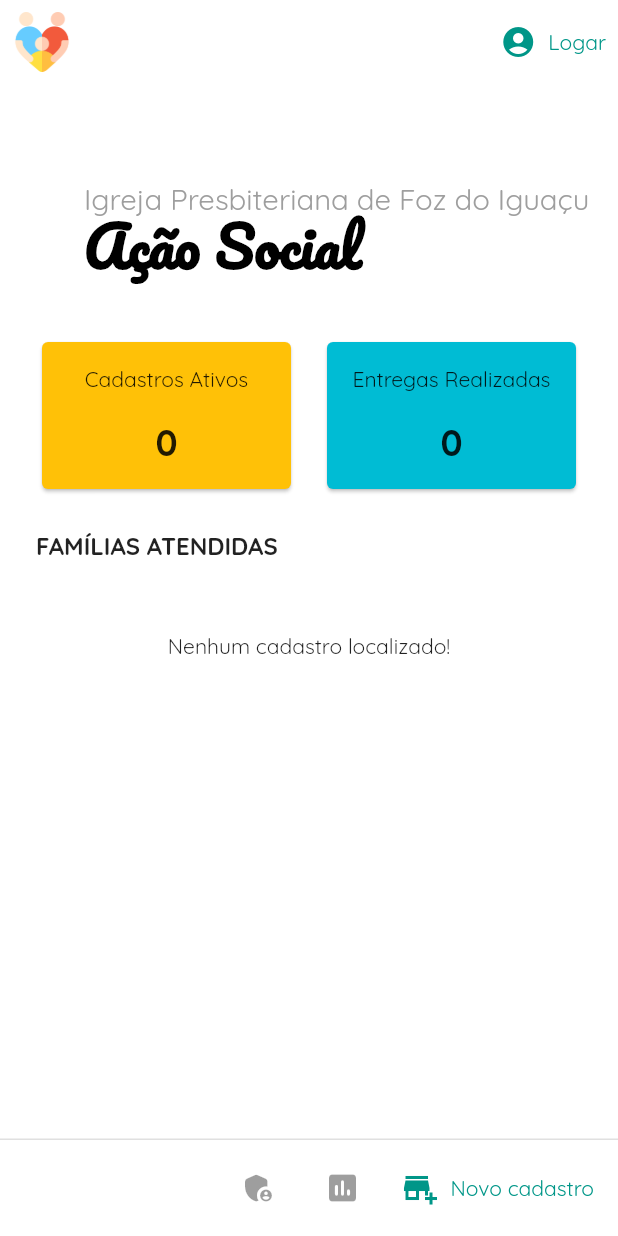
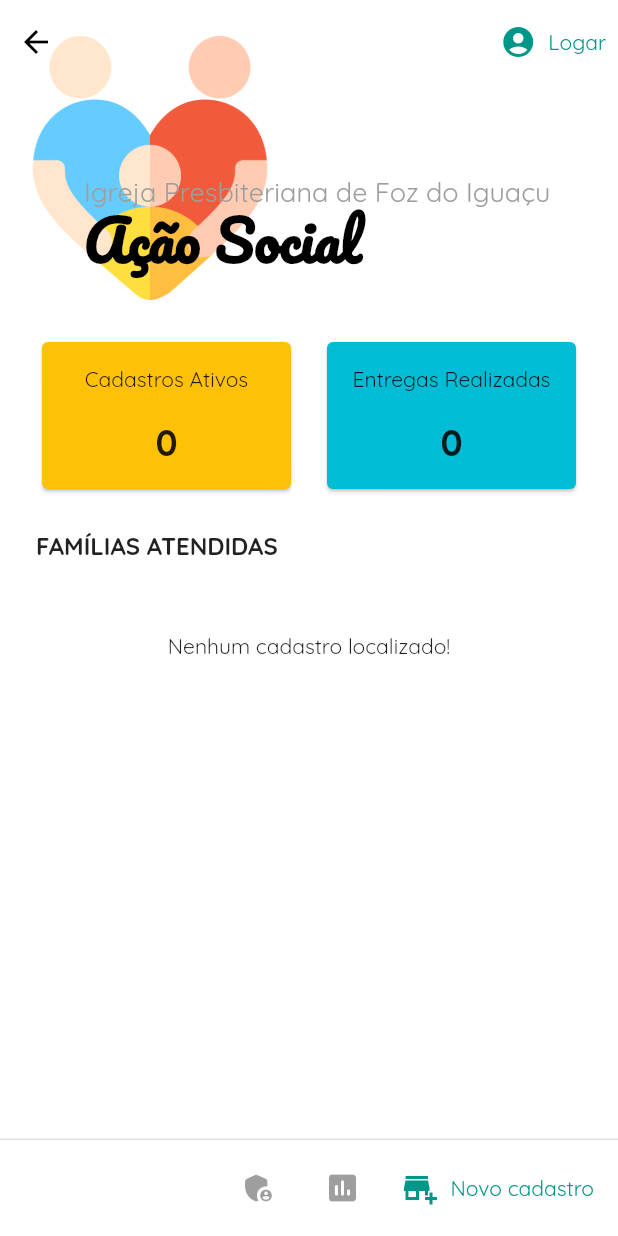
Before and after one commit to jeffpontocom/acao_ipbfoz, a Flutter app: the HomePage screen opened by its route, on a phone screen of 412 x 824 dp. Run offline on Flutter 3.47's test engine with Material 2 defaults, Android fonts, the phone set to English and light mode, and no system bars; our stand-ins replace cloud_firestore, firebase_auth, firebase_core, flutter_modular, package_info_plus, url_strategy; missing offline and left inert: easy_mask; accounts and stored records are empty.

Commit message:
versao 1.1.0

```diff
--- a/lib/app_module.dart
+++ b/lib/app_module.dart
@@ -1,6 +1,5 @@
 import 'package:flutter_modular/flutter_modular.dart';
 
-import 'app_data.dart';
 import 'main.dart';
 import 'view/diacono_page.dart';
 import 'view/familia_page.dart';
--- a/lib/utils/util.dart
+++ b/lib/utils/util.dart
@@ -48,7 +48,7 @@ class Util {
 
   /// Validar senha com no mínimo 5 caracteres
   static String? validarSenha(String? value) {
-    if (value != null) {
+    if (value != null && value.isNotEmpty) {
       if (value.length >= 5) {
         return null;
       }
--- a/lib/view/fam_dados.dart
+++ b/lib/view/fam_dados.dart
@@ -1,7 +1,6 @@
 import '../app_data.dart';
 import 'familia_page.dart';
 import '../data/beneficiosGov.dart';
-import '../data/diaconos.dart';
 import '../ui/styles.dart';
 import 'package:flutter/services.dart';
 import 'package:flutter/material.dart';
--- a/lib/view/home_page.dart
+++ b/lib/view/home_page.dart
@@ -34,14 +34,17 @@ class _HomePageState extends State<HomePage> {
           child: Text(
             _isShrink ? 'IPBFoz' : 'Igreja Presbiteriana de Foz do Iguaçu',
             style: TextStyle(
-              fontSize: 13,
+              fontSize: 12,
               color: Colors.grey,
             ),
             overflow: TextOverflow.ellipsis,
             softWrap: false,
+            strutStyle: StrutStyle(fontSize: 18, forceStrutHeight: true),
           ),
         ),
-        Text(
+        Hero(
+          tag: 'appname',
+          child: Text(
             AppData.appName,
             style: TextStyle(
               color: Colors.black,
@@ -49,7 +52,10 @@ class _HomePageState extends State<HomePage> {
               fontWeight: FontWeight.bold,
               fontFamily: 'Pacifico',
             ),
+            overflow: TextOverflow.ellipsis,
+            softWrap: false,
             strutStyle: StrutStyle(fontSize: 25, forceStrutHeight: true),
+          ),
         ),
       ],
     );
@@ -101,6 +107,7 @@ class _HomePageState extends State<HomePage> {
         }
       });
     });
+    print('Totais contabilizados e atualizados!');
   }
 
   String _contarIntegrantes(Familia familia) {
@@ -170,12 +177,6 @@ class _HomePageState extends State<HomePage> {
   }
 
   @override
-  void didChangeDependencies() {
-    //_contagens(data);
-    super.didChangeDependencies();
-  }
-
-  @override
   void dispose() {
     _scrollController.removeListener(_scrollListener);
     _scrollController.dispose();
@@ -186,53 +187,10 @@ class _HomePageState extends State<HomePage> {
   Widget build(BuildContext context) {
     return Scaffold(
       backgroundColor: Colors.white,
-      /* appBar: AppBar(
-        backgroundColor: Colors.white,
-        foregroundColor: Colors.black,
-        //shadowColor: Colors.transparent,
-        leading: IconButton(
-            onPressed: () {},
-            icon: Image.asset('assets/icons/ic_launcher.png')),
-        leadingWidth: 48,
-        title: _appBarTitulo,
-        titleSpacing: 0,
-        actions: [
-          IconButton(
-            icon: Icon(Icons.account_circle_rounded),
-            onPressed: () {
-              Modular.to
-                  .pushNamed('/diacono?id=' + AppData.usuario!.uid)
-                  .then(onGoBack);
-            },
-          ),
-        ],
-      ), */
-      /* appBar: AppBar(
-        centerTitle: true,
-        title: Column(
-          mainAxisAlignment: MainAxisAlignment.center,
-          crossAxisAlignment: CrossAxisAlignment.center,
-          children: <Widget>[
-            Text(
-              'AÇÃO SOCIAL',
-            ),
-            Visibility(
-              visible: true,
-              child: Text(
-                'Igreja Presbiteriana de Foz do Iguaçu',
-                style: TextStyle(
-                  fontSize: 12.0,
-                ),
-              ),
-            ),
-          ],
-        ),
-
-      ), */
       body: NestedScrollView(
         controller: _scrollController,
         headerSliverBuilder: (BuildContext context, bool innerBoxIsScrolled) {
-          return <Widget>[
+          return [
             SliverAppBar(
               expandedHeight: height,
               floating: false,
@@ -240,10 +198,13 @@ class _HomePageState extends State<HomePage> {
               backgroundColor: Colors.white,
               foregroundColor: Colors.black,
               centerTitle: false,
-              leading: IconButton(
+              leading: _isShrink
+                  ? IconButton(
                       icon: Image.asset('assets/icons/ic_launcher.png'),
                       onPressed: null,
-              ),
+                    )
+                  : null,
+              leadingWidth: 48,
               actions: [
                 TextButton.icon(
                   icon: Icon(Icons.account_circle_rounded),
@@ -256,45 +217,21 @@ class _HomePageState extends State<HomePage> {
                 ),
               ],
               flexibleSpace: FlexibleSpaceBar(
-                background: Container(color: Colors.white),
-                //centerTitle: true,
-                title: _appBarTitulo,
-                titlePadding: EdgeInsets.only(left: 56, bottom: 12),
-                /* _isShrink
-                    ? Row(
-                        children: [
-                          //Replace container with your chart
-                          // Here you can also use SizedBox in order to define a chart size
-                          Container(
-                              margin: EdgeInsets.all(10.0),
-                              width: 30,
-                              height: 30,
-                              color: Colors.yellow),
-                          Text('A little long title'),
-                        ],
-                      )
-                    : SingleChildScrollView(
-                        child: Column(
-                            mainAxisAlignment: MainAxisAlignment.end,
-                            crossAxisAlignment: CrossAxisAlignment.stretch,
-                            children: <Widget>[
-                              Text(
-                                'A little long title',
-                                textAlign: TextAlign.center,
-                              ),
-                              //Replace container with your chart
-                              Container(
-                                height: 80,
-                                color: Colors.yellow,
-                                child: Column(
-                                  mainAxisAlignment: MainAxisAlignment.center,
-                                  children: <Widget>[
-                                    Text('Your chart here'),
-                                  ],
+                stretchModes: [StretchMode.blurBackground],
+                background: Container(
+                  padding: EdgeInsets.only(left: 12, top: 24),
+                  color: Colors.white,
+                  child: Hero(
+                    tag: 'logo',
+                    child: Image(
+                      alignment: Alignment.topLeft,
+                      fit: BoxFit.scaleDown,
+                      image: AssetImage('assets/icons/ic_launcher.png'),
                     ),
                   ),
-                            ]),
-                      ), */
+                ),
+                title: _appBarTitulo,
+                titlePadding: EdgeInsets.only(left: 56, bottom: 16),
               ),
             ),
           ];
@@ -405,8 +342,12 @@ class _HomePageState extends State<HomePage> {
                     }
                     final data = snapshots.data;
                     // Realizar contagens
+                    if (snapshots.connectionState == ConnectionState.active) {
+                      if (data!.size != _totalFamilias.value) {
                         WidgetsBinding.instance
                             ?.addPostFrameCallback((_) => _contarTotais(data));
+                      }
+                    }
                     // Widget
                     return ListView.builder(
                         scrollDirection: Axis.vertical,
```
Also changed, not shown: lib/view/fam_entregas.dart (+8 -10 lines), lib/view/login_page.dart (+32 -26 lines). Lines whose indentation alone changed are shown as unchanged.
